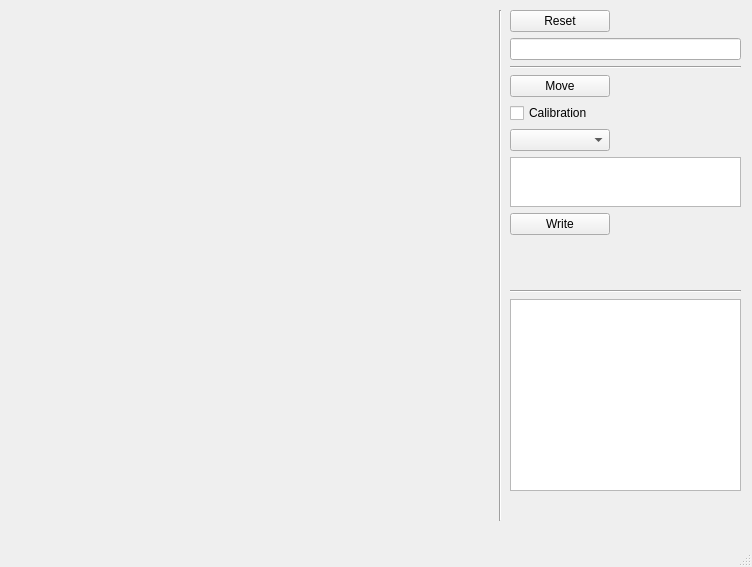
First picture: the form in cobot3.ui, repository RedwanNewaz/airlabCobot, before the edit.
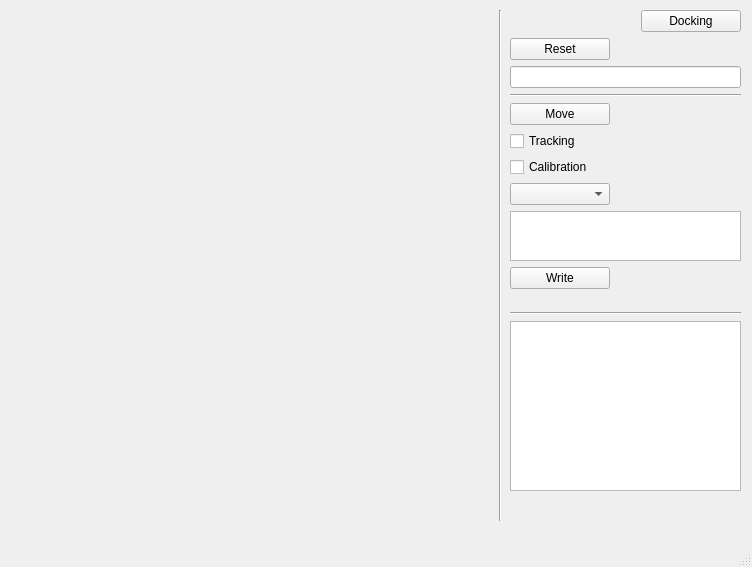
Second picture: the form after the edit.

Commit message: tracking support added

```diff
--- a/cobot3.ui
+++ b/cobot3.ui
@@ -35,6 +35,22 @@
      </rect>
     </property>
     <layout class="QVBoxLayout" name="verticalLayout">
+     <item>
+      <widget class="QPushButton" name="dockingButton">
+       <property name="maximumSize">
+        <size>
+         <width>100</width>
+         <height>16777215</height>
+        </size>
+       </property>
+       <property name="layoutDirection">
+        <enum>Qt::RightToLeft</enum>
+       </property>
+       <property name="text">
+        <string>Docking</string>
+       </property>
+      </widget>
+     </item>
      <item>
       <widget class="QPushButton" name="resetButton">
        <property name="maximumSize">
@@ -71,6 +87,13 @@
        </property>
       </widget>
      </item>
+     <item>
+      <widget class="QCheckBox" name="trackingBox">
+       <property name="text">
+        <string>Tracking</string>
+       </property>
+      </widget>
+     </item>
      <item>
       <widget class="QCheckBox" name="checkBox">
        <property name="text">
```
The commit also changes 3 other files.
